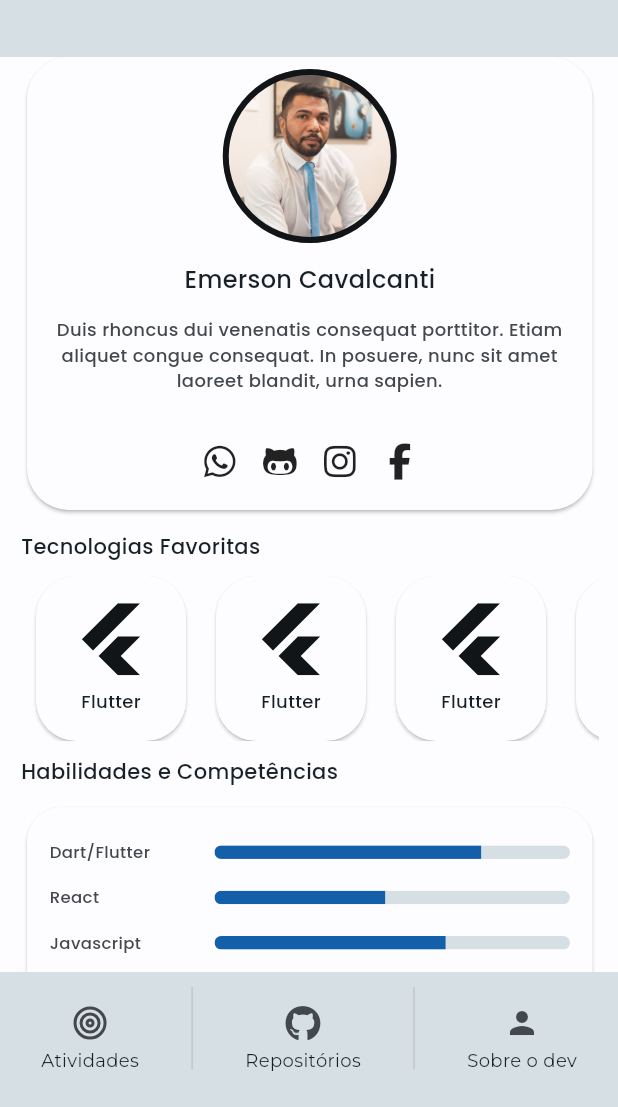
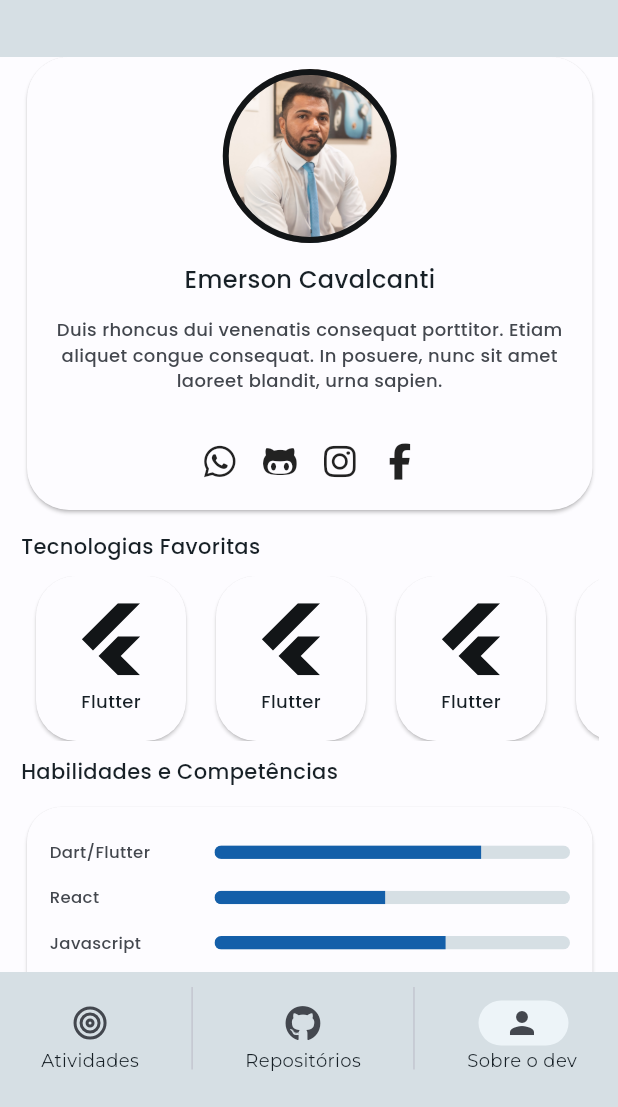
Before and after one commit to emersoncavalcanti/flutterando_mockup_playground, a Flutter app: the screen it shows after launch, swiped to page 3, on a phone screen of 412 x 824 dp, the part 129-1236 px from its top. Run offline on Flutter 3.47's test engine with Material 2 defaults, Android fonts, the phone set to English and light mode, and no system bars; our stand-ins replace feather_icons, flutter_svg, font_awesome_flutter, material_symbols_icons.

Commit message:
finished project

```diff
--- a/lib/pages/base_page.dart
+++ b/lib/pages/base_page.dart
@@ -19,6 +19,7 @@ class BasePage extends StatefulWidget {
 
 class BasePageState extends State<BasePage> {
   int currentPage = 0;
+  double currentPosition = 0;
   late String title = 'Atividades';
   late PageController pc;
   var _themeMode = ThemeMode.light;
@@ -42,10 +43,13 @@ class BasePageState extends State<BasePage> {
 
       if (page == 0) {
         title = 'Atividades';
+        currentPosition = 0;
       } else if (page == 1) {
         title = 'Repositórios';
+        currentPosition = 141;
       } else {
         title = 'Sobre o Dev';
+        currentPosition = 287;
       }
     });
   }
@@ -109,6 +113,22 @@ class BasePageState extends State<BasePage> {
                       : lightColorScheme.background,
                   child: Stack(
                     children: [
+                      AnimatedPositioned(
+                        duration: const Duration(milliseconds: 500),
+                        left: currentPosition,
+                        curve: Curves.easeIn,
+                        child: Container(
+                          margin: const EdgeInsets.only(left: 32, top: 9),
+                          width: 60,
+                          height: 30,
+                          decoration: BoxDecoration(
+                            borderRadius: BorderRadius.circular(30),
+                            color: themeMode == ThemeMode.dark
+                                ? darkColorScheme.inverseSurface
+                                : lightColorScheme.inverseSurface,
+                          ),
+                        ),
+                      ),
                       SizedBox(
                         width: size.width,
                         height: 80,
@@ -169,7 +189,7 @@ class BasePageState extends State<BasePage> {
                             ),
                           ],
                         ),
-                      ),
+                      )
                     ],
                   ),
                 ),
```
Also changed, not shown: lib/src/themes/color_schemes.g.dart.
